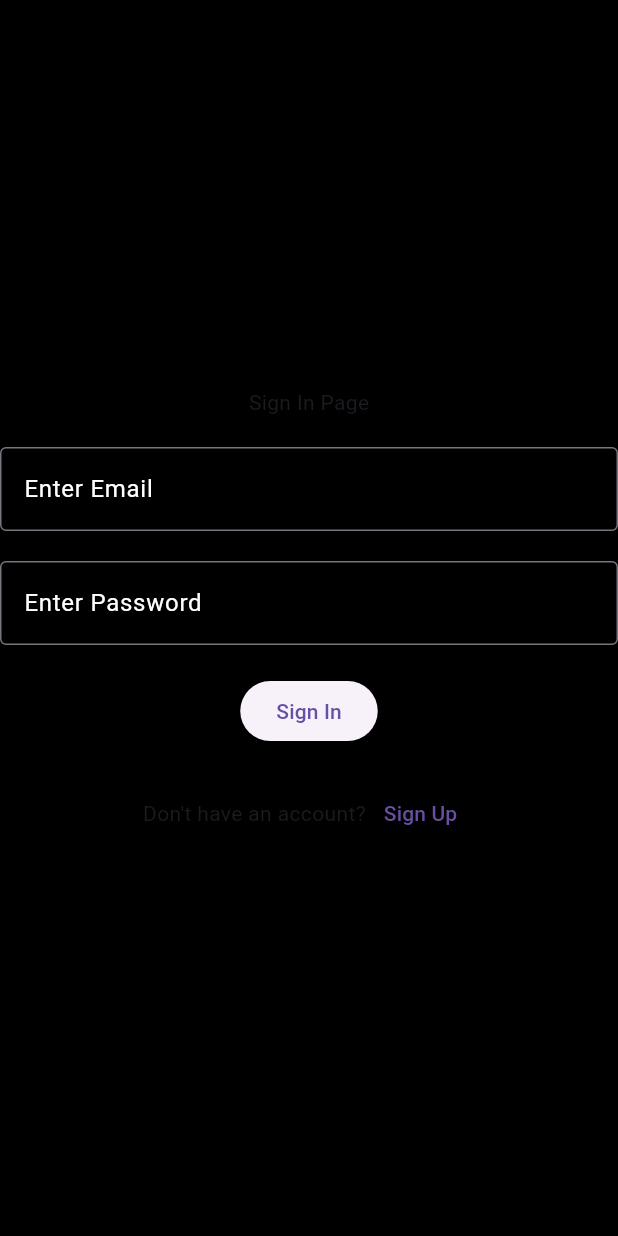
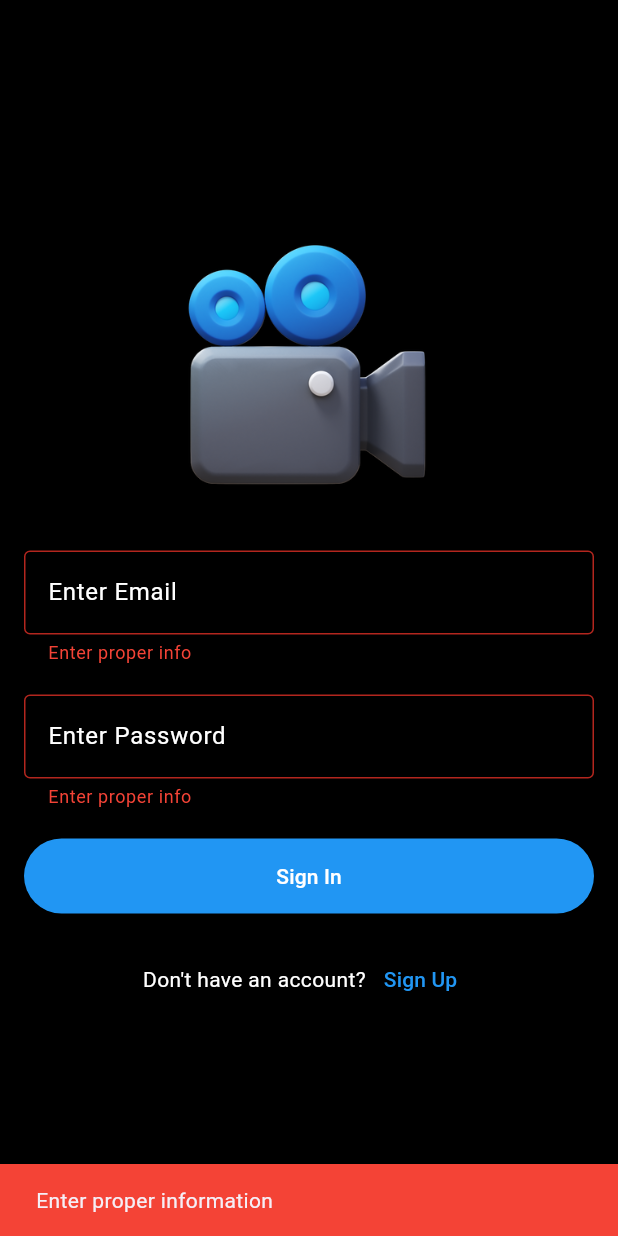
Before and after one commit to Jonaxx8/moviesearch, a Flutter app: the screen it shows after launch, after a tap on "Sign In", on a phone screen of 412 x 824 dp. Run offline on Flutter 3.47's test engine with Material 2 defaults, Android fonts, the phone set to English and light mode, and no system bars; our stand-ins replace jwt_decoder, shared_preferences.

Commit message:
made changes to Ui of login and sign up screens

```diff
--- a/lib/config.dart
+++ b/lib/config.dart
@@ -1,3 +1,4 @@
-var url = 'http://192.168.29.153:3000/';
+// var url = 'http://10.0.2.2:3000/';
+var url = 'https://mittarv-backend.vercel.app/';
 var registration = url + 'register';
 var login = url + 'login';
--- a/lib/main.dart
+++ b/lib/main.dart
@@ -2,6 +2,7 @@ import 'package:flutter/material.dart';
 import 'package:moviesearch/screens/home_screen.dart';
 import 'package:jwt_decoder/jwt_decoder.dart';
 import 'package:moviesearch/screens/login_page.dart';
+import 'package:moviesearch/screens/signup_page.dart';
 import 'package:shared_preferences/shared_preferences.dart';
 
 void main() async {
@@ -30,7 +31,12 @@ class MyApp extends StatelessWidget {
       ),
       home: (token != null && !JwtDecoder.isExpired(token))
           ? HomeScreen(token: token,)
-          : SignInPage(),
+          : const SignInPage(),
+      routes: {
+        '/login': (context) => const SignInPage(),
+        'signup': (context) => const SignUpPage(),
+        '/home': (context) => HomeScreen(token: token,),
+      },
     );
   }
 }
--- a/lib/screens/login_page.dart
+++ b/lib/screens/login_page.dart
@@ -1,6 +1,9 @@
+// ignore_for_file: use_build_context_synchronously, avoid_print
+
 import 'package:flutter/material.dart';
 import 'package:moviesearch/screens/home_screen.dart';
 import 'package:moviesearch/screens/signup_page.dart';
+import 'package:moviesearch/util/custom_snackbar.dart';
 import 'package:shared_preferences/shared_preferences.dart';
 import 'dart:convert';
 import 'package:http/http.dart' as http;
@@ -22,7 +25,6 @@ class _SignInPageState extends State<SignInPage> {
 
   @override
   void initState() {
-    // TODO: implement initState
     super.initState();
     initSharedPref();
   }
@@ -37,20 +39,63 @@ class _SignInPageState extends State<SignInPage> {
         "email": emailController.text,
         "password": passwordController.text
       };
-      var response = await http.post(Uri.parse(login),
+      try {
+        var response = await http.post(
+          Uri.parse(login),
           headers: {"Content-Type": "application/json"},
-          body: jsonEncode(reqBody));
+          body: jsonEncode(reqBody),
+        );
+
+        // ignore: avoid_print
+        print('Status Code: ${response.statusCode}');
+        // ignore: avoid_print
+        print('Response Body: ${response.body}');
+
+        if (response.statusCode == 200) {
           var jsonResponse = jsonDecode(response.body);
+
+          if (jsonResponse.containsKey('status')) {
             if (jsonResponse['status']) {
+              // User login successful
               var myToken = jsonResponse['token'];
               prefs.setString('token', myToken);
-        Navigator.push(
+
+              showCustomSnackBar(context, 'Logged in successfully!',
+                  const Color.fromARGB(255, 36, 152, 247));
+
+              Navigator.pushReplacement(
                 context,
                 MaterialPageRoute(
-                builder: (context) => HomeScreen(token: myToken)));
+                  builder: (context) => HomeScreen(token: myToken),
+                ),
+              );
             } else {
-        print('Something went wrong');
+              // Login failed
+              showCustomSnackBar(
+                  context, 'Invalid email or password', Colors.red);
             }
+          } else {
+            print("Unexpected response format. 'status' key not found.");
+          }
+        } else {
+          print('Error: ${response.statusCode}');
+          // Handle non-200 status code appropriately
+        }
+      } catch (error) {
+        print('Error sending HTTP request: $error');
+      }
+    } else {
+      setState(() {
+        _isNotValidate = true;
+      });
+
+      // Show snackbar for validation error
+      ScaffoldMessenger.of(context).showSnackBar(
+        const SnackBar(
+          content: Text('Enter proper information'),
+          backgroundColor: Colors.red,
+        ),
+      );
     }
   }
 
@@ -60,20 +105,26 @@ class _SignInPageState extends State<SignInPage> {
       child: Scaffold(
         body: Center(
           child: SingleChildScrollView(
+            child: Padding(
+              padding: const EdgeInsets.all(16.0),
               child: Column(
                 children: [
-                const Text('Sign In Page'),
+                  Image.asset(
+                    'assets/images/camera.png',
+                    height: 200,
+                  ),
                   const SizedBox(height: 20),
                   TextField(
                     controller: emailController,
                     keyboardType: TextInputType.emailAddress,
                     decoration: InputDecoration(
                       border: const OutlineInputBorder(),
-                    errorText: _isNotValidate ? "Enter Proper Info" : null,
-                    errorStyle: const TextStyle(color: Colors.white),
-                    hintText: "Enter Email",
+                      errorText: _isNotValidate ? 'Enter proper info' : null,
+                      errorStyle: const TextStyle(color: Colors.red),
+                      hintText: 'Enter Email',
                       hintStyle: const TextStyle(color: Colors.white),
                     ),
+                    style: const TextStyle(color: Colors.white),
                   ),
                   const SizedBox(height: 20),
                   TextField(
@@ -81,36 +132,51 @@ class _SignInPageState extends State<SignInPage> {
                     obscureText: true,
                     decoration: InputDecoration(
                       border: const OutlineInputBorder(),
-                    errorText: _isNotValidate ? "Enter Proper Info" : null,
-                    errorStyle: const TextStyle(color: Colors.white),
-                    hintText: "Enter Password",
+                      errorText: _isNotValidate ? 'Enter proper info' : null,
+                      errorStyle: const TextStyle(color: Colors.red),
+                      hintText: 'Enter Password',
                       hintStyle: const TextStyle(color: Colors.white),
                     ),
+                    style: const TextStyle(color: Colors.white),
                   ),
                   const SizedBox(height: 20),
                   ElevatedButton(
-                  onPressed: () {
-                    loginUser();
-                  },
-                  child: const Text('Sign In'),
+                    onPressed: loginUser,
+                    style: ButtonStyle(
+                      backgroundColor: MaterialStateProperty.all(Colors.blue),
+                      minimumSize: MaterialStateProperty.all(
+                          const Size(double.infinity, 50)),
+                      padding: MaterialStateProperty.all(EdgeInsets.zero),
+                    ),
+                    child: const Text(
+                      'Sign In',
+                      style: TextStyle(color: Colors.white),
+                    ),
                   ),
                   const SizedBox(height: 20),
                   Row(
                     mainAxisAlignment: MainAxisAlignment.center,
                     children: [
-                    const Text('Don\'t have an account?'),
+                      const Text(
+                        "Don't have an account?",
+                        style: TextStyle(color: Colors.white),
+                      ),
                       TextButton(
                         onPressed: () {
                           Navigator.push(
                             context,
                             MaterialPageRoute(
-                                builder: (context) => const SignUpPage()));
+                              builder: (context) => const SignUpPage(),
+                            ),
+                          );
                         },
-                      child: const Text('Sign Up'),
+                        child: const Text('Sign Up',
+                            style: TextStyle(color: Colors.blue)),
                       ),
                     ],
-                )
+                  ),
                 ],
+              ),
             ),
           ),
         ),
--- a/pubspec.yaml
+++ b/pubspec.yaml
@@ -62,9 +62,8 @@ flutter:
   uses-material-design: true
 
   # To add assets to your application, add an assets section, like this:
-  # assets:
-  #   - images/a_dot_burr.jpeg
-  #   - images/a_dot_ham.jpeg
+  assets:
+    - assets/images/
 
   # An image asset can refer to one or more resolution-specific "variants", see
   # https://flutter.dev/assets-and-images/#resolution-aware
```
Also changed, not shown: lib/screens/home_screen.dart (+16 -5 lines), lib/screens/signup_page.dart (+65 -10 lines), lib/util/custom_snackbar.dart (added, +14 -0 lines), assets/images/camera.png (added). Lines whose indentation alone changed are shown as unchanged.
